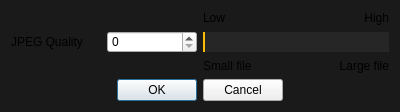
Michalaq/ChromosomeVisualizer, file QChromosome/jpegdialog.ui: the form before one commit.
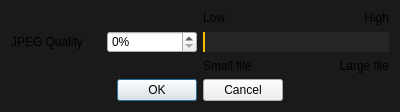
The form after the commit. Custom widgets are drawn as their Qt base class.

Commit message: Added headers to .ini file

The edit to the form file:
```diff
--- a/QChromosome/jpegdialog.ui
+++ b/QChromosome/jpegdialog.ui
@@ -67,6 +67,9 @@
    </item>
    <item row="1" column="1">
     <widget class="SpinBox" name="spinBox">
+     <property name="suffix">
+      <string>%</string>
+     </property>
      <property name="minimum">
       <number>0</number>
      </property>
```
The commit also changes 1 other file.
